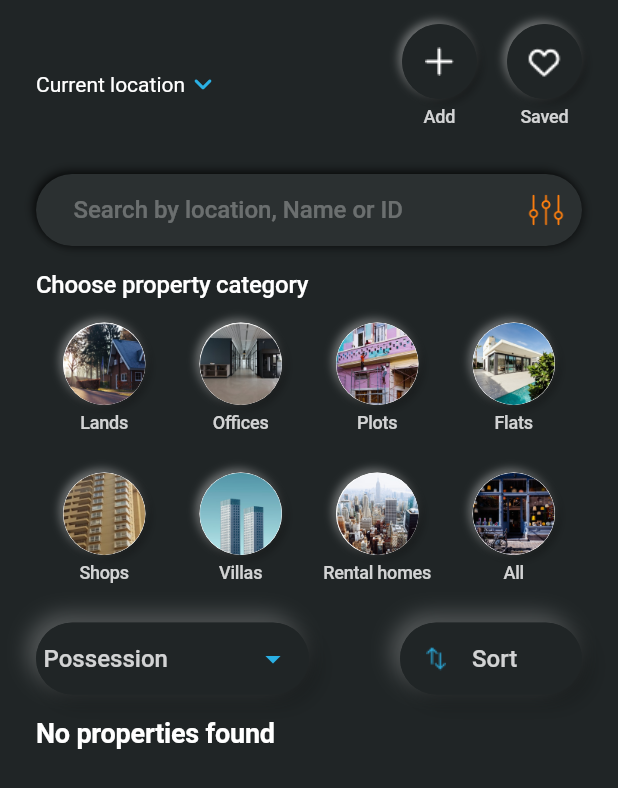
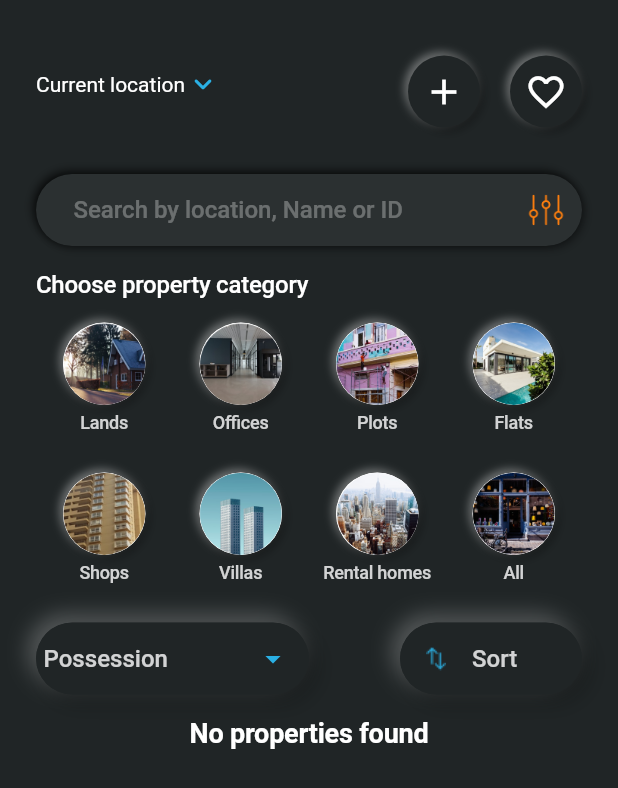
Before and after one commit to saitejavaddepally/property-box, a Flutter app: the SellScreen screen opened directly, on a phone screen of 412 x 824 dp. Shown: the top 788 px of the screen. Run offline on Flutter 3.47's test engine with Material 2 defaults, Android fonts, the light colour scheme and no system bars; drawn by our look-alikes of flutter_neumorphic; our stand-ins replace cached_network_image, carousel_slider, cloud_firestore, country_code_picker, file_picker, firebase_auth and 16 more; missing offline and left inert: google_maps_place_picker_mb, google_place, syncfusion_flutter_pdfviewer; accounts and stored records are empty.

Commit message:
saved property complete

```diff
--- /dev/null
+++ b/lib/components/custom_neumorphic_icon.dart
@@ -0,0 +1,37 @@
+import 'package:flutter_neumorphic/flutter_neumorphic.dart';
+
+import '../theme/colors.dart';
+
+class CustomNeumorphicIcon extends StatelessWidget {
+  final IconData icon;
+  final double iconSize;
+  final Color? iconColor;
+  final double padding;
+  final void Function()? onTap;
+  const CustomNeumorphicIcon(
+      {required this.icon,
+      this.iconSize = 28,
+      this.padding = 10,
+      this.iconColor,
+      this.onTap,
+      Key? key})
+      : super(key: key);
+
+  @override
+  Widget build(BuildContext context) {
+    return GestureDetector(
+      onTap: onTap,
+      child: Neumorphic(
+        padding: EdgeInsets.all(padding),
+        style: NeumorphicStyle(
+            shape: NeumorphicShape.flat,
+            boxShape: const NeumorphicBoxShape.circle(),
+            color: CustomColors.dark,
+            depth: 4,
+            intensity: 0.8,
+            shadowLightColor: Colors.white.withOpacity(0.5)),
+        child: Icon(icon, size: iconSize, color: iconColor),
+      ),
+    );
+  }
+}
--- a/lib/ui/Home/sell_screen.dart
+++ b/lib/ui/Home/sell_screen.dart
@@ -1,6 +1,7 @@
 import 'package:cloud_firestore/cloud_firestore.dart';
 import 'package:flutter_neumorphic/flutter_neumorphic.dart';
 import 'package:property_box/components/custom_neu_text_field.dart';
+import 'package:property_box/components/custom_neumorphic_icon.dart';
 import 'package:property_box/provider/sell_provider.dart';
 import 'package:property_box/route_generator.dart';
 import 'package:provider/provider.dart';
@@ -43,91 +44,14 @@ class _SellScreenState extends State<SellScreen> {
   List plotPagesInformationOriginal = [];
   List plotPagesInformation = [];
   int page = 0;
+  bool isSaved = false;
+  final _firestoreDataProvider = FirestoreDataProvider();
   final CarouselController _carouselController = CarouselController();
 
   @override
   void initState() {
     super.initState();
-
-    //getPlotInformation();
   }
-
-  // Future getPlotInformation() async {
-  //   setState(() {
-  //     loading = true;
-  //   });
-  //   String? userId = await SharedPreferencesHelper().getUserId();
-  //   List numberOfProperties = await FirestoreDataProvider().getPlots();
-  //   int number = int.parse(numberOfProperties.length.toString());
-
-  //   for (var i = 0; i < number; i++) {
-  //     String plot = numberOfProperties[i] as String;
-  //     var plotNumber = plot.substring(5);
-  //     print("the plot is $plotNumber");
-  //     List detailsOfPages = await FirestoreDataProvider()
-  //         .getPlotPagesInformation(int.parse(plotNumber));
-
-  //     if (detailsOfPages.isEmpty) {
-  //       continue;
-  //     }
-
-  //     String profilePicture = await FirestoreDataProvider().getProfileImage(
-  //         "sell_images/$userId/standlone/plot_$plotNumber/images/");
-  //     profileImagesSorted.putIfAbsent(i, () => profilePicture);
-  //     detailsOfPages.add({"plotNo": plotNumber});
-  //     detailsOfPages.add({"picture": profilePicture});
-  //     plotPagesInformationOriginal.add(detailsOfPages);
-  //   }
-  //   setState(() {
-  //     plotPagesInformation = plotPagesInformationOriginal;
-  //     this.numberOfProperties = plotPagesInformation.length.toString();
-  //     loading = false;
-  //   });
-
-  //   return plotPagesInformation;
-  // }
-
-  // filterPlotsBasedOnTypes(String type) {
-  //   List filteredList = plotPagesInformationOriginal
-  //       .where((element) => element[0]['propertyType'] == type)
-  //       .toList();
-  //   setState(() {
-  //     plotPagesInformation = filteredList;
-  //     numberOfProperties = plotPagesInformation.length.toString();
-  //   });
-  // }
-
-  // sortPlotsBasedOnTypes(String type) {
-  //   //price low to high
-  //   if (type == "Price High - Low ") {
-  //     plotPagesInformation.sort((a, b) =>
-  //         int.parse(b[0]['price']).compareTo(int.parse(a[0]['price'])));
-  //     setState(() {
-  //       plotPagesInformation;
-  //     });
-  //   }
-  //   // price high to low
-  //   else if (type == "Price Low - High") {
-  //     print("Am I here?");
-  //     plotPagesInformation.sort((a, b) =>
-  //         int.parse(a[0]['price']).compareTo(int.parse(b[0]['price'])));
-  //     setState(() {
-  //       // plotPagesInformation = plotPagesInformation.reversed.toList();
-  //     });
-  //   } else if (type == "Date - Recent First") {
-  //     plotPagesInformation.sort((a, b) => DateTime.parse(a[0]['timestamp'])
-  //         .compareTo(DateTime.parse(b[0]['timestamp'])));
-  //     setState(() {
-  //       // plotPagesInformation = plotPagesInformation.reversed.toList();
-  //     });
-  //   } else {
-  //     plotPagesInformation.sort((a, b) => DateTime.parse(b[0]['timestamp'])
-  //         .compareTo(DateTime.parse(a[0]['timestamp'])));
-  //     setState(() {
-  //       // plotPagesInformation = plotPagesInformation.reversed.toList();
-  //     });
-  //   }
-  // }
 
   @override
   Widget build(BuildContext context) {
@@ -142,7 +66,6 @@ class _SellScreenState extends State<SellScreen> {
                   child: Container(
                     margin: const EdgeInsets.fromLTRB(24, 16, 24, 16),
                     child: Column(
-                      crossAxisAlignment: CrossAxisAlignment.start,
                       children: [
                         SizedBox(
                             height: 100,
@@ -180,32 +103,23 @@ class _SellScreenState extends State<SellScreen> {
                                     ),
                                   ),
                                 ),
-                                Row(children: [
-                                  Container(
-                                    child: CircularNeumorphicButton(
-                                            imageName: 'img_2',
-                                            padding: 0,
-                                            color: CustomColors.dark,
-                                            size: 50,
-                                            onTap: () {},
-                                            isNeu: true,
-                                            isTextUnder: true,
-                                            text: 'Add')
-                                        .use(),
-                                  ),
-                                  const SizedBox(width: 20),
-                                  Container(
-                                    child: CircularNeumorphicButton(
-                                            imageName: 'save',
-                                            size: 50,
-                                            onTap: () {},
-                                            color: CustomColors.dark,
-                                            isNeu: true,
-                                            isTextUnder: true,
-                                            text: 'Saved')
-                                        .use(),
-                                  ),
-                                ]),
+                                Padding(
+                                  padding: const EdgeInsets.only(bottom: 10),
+                                  child: Row(children: [
+                                    const CustomNeumorphicIcon(icon: Icons.add),
+                                    const SizedBox(width: 20),
+                                    CustomNeumorphicIcon(
+                                        iconColor: isSaved ? Colors.red : null,
+                                        icon: (isSaved)
+                                            ? Icons.favorite_rounded
+                                            : Icons.favorite_border,
+                                        onTap: () {
+                                          setState(() {
+                                            isSaved = !isSaved;
+                                          });
+                                        }),
+                                  ]),
+                                ),
                               ],
                             )),
                         CustomNeumorphicTextField(
@@ -316,7 +230,9 @@ class _SellScreenState extends State<SellScreen> {
                         ),
                         const SizedBox(height: 15),
                         FutureBuilder<List>(
-                            future: FirestoreDataProvider().getAllProperties(),
+                            future: (isSaved)
+                                ? _firestoreDataProvider.getSavedProperty()
+                                : _firestoreDataProvider.getAllProperties(),
                             builder: (context, snapshot) {
                               if (snapshot.hasData) {
                                 if (snapshot.data!.isNotEmpty) {
@@ -516,7 +432,7 @@ class _SellScreenState extends State<SellScreen> {
                                                                               QuerySnapshot<
                                                                                   Map<String,
                                                                                       dynamic>>>(
-                                                                          stream: FirestoreDataProvider().isSavedProperty(
+                                                                          stream: _firestoreDataProvider.isSavedProperty(
                                                                               propertyHolderUid,
                                                                               propertyId),
                                                                           builder:
@@ -531,13 +447,13 @@ class _SellScreenState extends State<SellScreen> {
                                                                                     child: (snapshot.data!.docs.isNotEmpty)
                                                                                         ? GestureDetector(
                                                                                             onTap: () async {
-                                                                                              await FirestoreDataProvider().removeSaved(snapshot.data!.docs.first.id);
+                                                                                              await _firestoreDataProvider.removeSaved(snapshot.data!.docs.first.id);
                                                                                             },
                                                                                             child: const Icon(Icons.favorite_rounded, color: Colors.red, size: 25),
                                                                                           )
                                                                                         : GestureDetector(
                                                                                             onTap: () async {
-                                                                                              await FirestoreDataProvider().saveProperty(propertyId, propertyHolderUid);
+                                                                                              await _firestoreDataProvider.saveProperty(currentData);
                                                                                             },
                                                                                             child: const Icon(Icons.favorite_border, color: Colors.white, size: 25),
                                                                                           )),
```
Also changed, not shown: lib/provider/firestore_data_provider.dart (+18 -15 lines).
